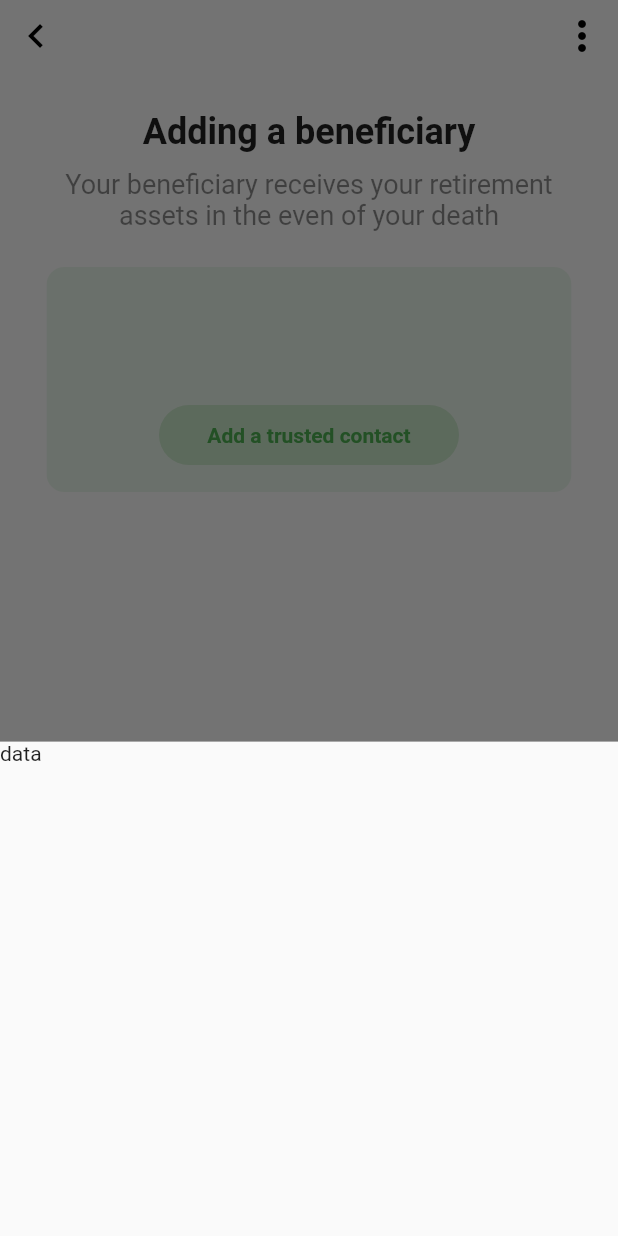
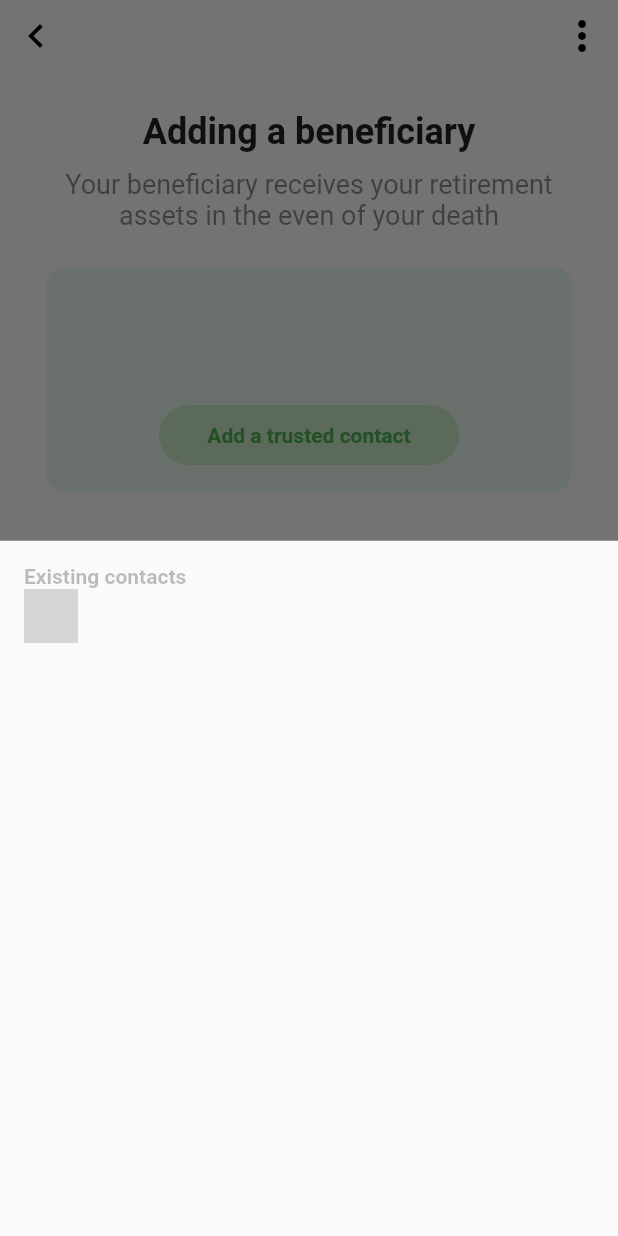
Before and after one commit to willshikami/willbits-coverage, a Flutter app: the screen it shows after launch, after a tap on "Add a trusted contact", on a phone screen of 412 x 824 dp. Run offline on Flutter 3.47's test engine with Material 2 defaults, Android fonts, the phone set to English and light mode, and no system bars; grey boxes are pictures that could not be loaded.

Commit message:
feat: add contact bottomsheet content

```diff
--- a/lib/main.dart
+++ b/lib/main.dart
@@ -12,9 +12,9 @@ class MyApp extends StatelessWidget {
   Widget build(BuildContext context) {
     return MaterialApp(
       title: 'Add Beneficiary',
-      initialRoute: '/home',
+      initialRoute: '/addbeneficiary',
       routes: {
-        '/home': (context) => AddBeneficiary(),
+        '/addbeneficiary': (context) => AddBeneficiary(),
         '/addcontact': (context) => AddContactBottomSheet(),
       },
       debugShowCheckedModeBanner: false,
--- a/lib/ui/addbeneficiary.dart
+++ b/lib/ui/addbeneficiary.dart
@@ -91,7 +91,7 @@ class AddBeneficiary extends StatelessWidget {
                       SizedBox(
                         height: 20,
                       ),
-                      GestureDetector(
+                      InkWell(
                         child: ClipRRect(
                           borderRadius: BorderRadius.circular(24),
                           child: Container(
@@ -131,8 +131,31 @@ class BottomSheet extends StatelessWidget {
   @override
   Widget build(BuildContext context) {
     return Container(
-      height: MediaQuery.of(context).size.height * 0.4,
-      child: Text('data'),
+      height: MediaQuery.of(context).size.height * 0.6,
+      child: Padding(
+        padding: EdgeInsets.all(16),
+        child: Column(
+          crossAxisAlignment: CrossAxisAlignment.start,
+          children: [
+            Container(
+              child: Text(
+                'Existing contacts',
+                style: TextStyle(
+                  fontWeight: FontWeight.bold,
+                  color: Colors.black26,
+                ),
+              ),
+            ),
+            Container(
+              child: Image(
+                width: 36,
+                height: 36,
+                image: AssetImage('assets/avatar.png'),
+              ),
+            ),
+          ],
+        ),
+      ),
     );
   }
 }
```
